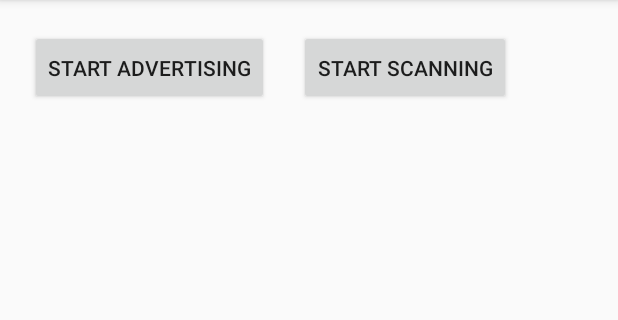
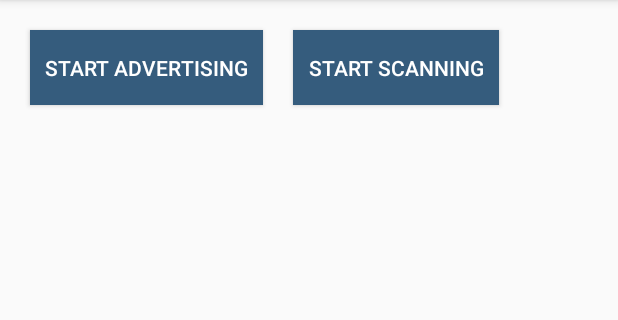
Before and after one commit to Indoe/mgr, an Android app: the screen it shows after launch (MainActivity), on a phone screen of 412 x 824 dp, the part 84-404 px from its top. Run offline under Robolectric (Android 15) with nearby library versions, the phone set to English and light mode, and no system bars.

```diff
--- a/ble-pp/app/src/main/res/layout/activity_main.xml
+++ b/ble-pp/app/src/main/res/layout/activity_main.xml
@@ -6,7 +6,7 @@
     android:layout_height="match_parent"
     tools:context=".MainActivity">
 
-    <Button
+    <Button style="@style/TextAppearance.AppCompat.Widget.Button.Colored"
         android:id="@+id/StartScanButton"
         android:layout_width="wrap_content"
         android:layout_height="50dp"
@@ -15,9 +15,12 @@
         android:text="Start Scanning"
         app:layout_constraintEnd_toEndOf="parent"
         app:layout_constraintStart_toStartOf="parent"
-        app:layout_constraintTop_toTopOf="parent" />
+        app:layout_constraintTop_toTopOf="parent"
+        android:background="@color/palete3"
+        android:padding="10dp"/>
 
-    <Button
+
+    <Button style="@style/TextAppearance.AppCompat.Widget.Button.Colored"
         android:id="@+id/StopScanButton"
         android:layout_width="wrap_content"
         android:layout_height="50dp"
@@ -27,16 +30,21 @@
         android:text="Stop Scanning"
         app:layout_constraintEnd_toEndOf="parent"
         app:layout_constraintStart_toStartOf="parent"
-        app:layout_constraintTop_toTopOf="parent" />
+        app:layout_constraintTop_toTopOf="parent"
+        android:background="@color/palete3"
+        android:padding="10dp"/>
 
-    <Button
+    <Button style="@style/TextAppearance.AppCompat.Widget.Button.Colored"
         android:id="@+id/AdvertisingButton"
         android:layout_width="wrap_content"
         android:layout_height="50dp"
         android:layout_marginTop="20dp"
         android:layout_marginLeft="20dp"
         android:layout_marginRight="20dp"
-        android:text="Start Advertising" />
+        android:background="@color/palete3"
+        android:text="Start Advertising"
+        android:padding="10dp"
+        />
 
     <androidx.recyclerview.widget.RecyclerView
         android:id="@+id/RecyclerViewList"
--- a/ble-pp/app/src/main/res/values-night/themes.xml
+++ b/ble-pp/app/src/main/res/values-night/themes.xml
@@ -2,9 +2,9 @@
     <!-- Base application theme. -->
     <style name="Theme.Blepp" parent="Theme.AppCompat.Light.DarkActionBar">
         <!-- Primary brand color. -->
-        <item name="colorPrimary">@color/purple_200</item>
-        <item name="colorPrimaryDark">@color/purple_700</item>
-        <item name="colorAccent">@color/teal_200</item>
+        <item name="colorPrimary">@color/palete1</item>
+        <item name="colorPrimaryDark">@color/palete2</item>
+        <item name="colorAccent">@color/palete3</item>
         <!-- Customize your theme here. -->
     </style>
 </resources>
--- a/ble-pp/app/src/main/res/values/colors.xml
+++ b/ble-pp/app/src/main/res/values/colors.xml
@@ -1,12 +1,12 @@
 <?xml version="1.0" encoding="utf-8"?>
 <resources>
-    <color name="purple_200">#FFBB86FC</color>
+    <!--<color name="purple_200">#FFBB86FC</color>
     <color name="purple_500">#FF6200EE</color>
     <color name="purple_700">#FF3700B3</color>
     <color name="teal_200">#FF03DAC5</color>
     <color name="teal_700">#FF018786</color>
     <color name="black">#FF000000</color>
-    <color name="white">#FFFFFFFF</color>
+    <color name="white">#FFFFFFFF</color>-->
 
     <color name="palete1">#6C5B7B</color>
     <color name="palete2">#C06C84</color>
```
